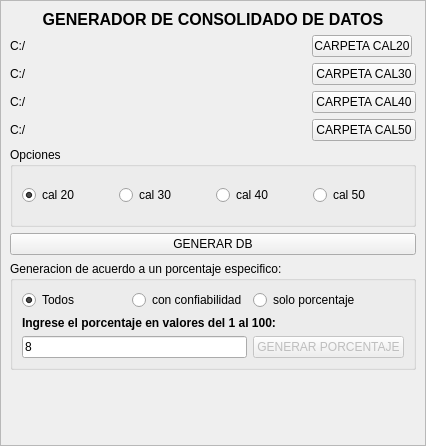
Above: mainwindow.ui from HitrafficGroup/analizador_cal before the change. Below: the same form after it.
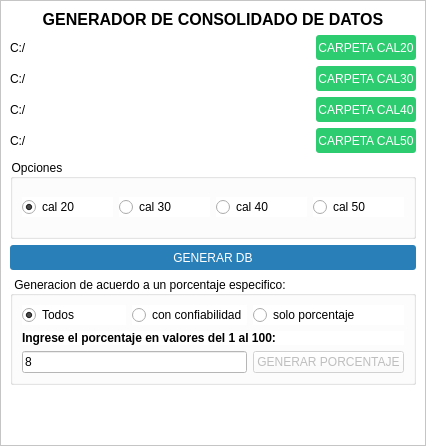
That is the form after the change. Icons and pictures are not drawn.

Commit message: se mejoro la interfaz grafica

```diff
--- a/mainwindow.ui
+++ b/mainwindow.ui
@@ -30,7 +30,7 @@
     <item>
      <widget class="QFrame" name="frame">
       <property name="styleSheet">
-       <string notr="true"/>
+       <string notr="true">background-color: rgb(255, 255, 255);</string>
       </property>
       <property name="frameShape">
        <enum>QFrame::StyledPanel</enum>
@@ -66,6 +66,28 @@
            </item>
            <item row="4" column="3">
             <widget class="QPushButton" name="btn50">
+             <property name="styleSheet">
+              <string notr="true">QPushButton{
+
+background-color: rgb(46, 204, 113 );
+border-radius:3px;
+color:white;
+height:25px;
+}
+
+
+QPushButton:hover{
+background-color: rgb(171, 235, 198);
+border-radius:3px;
+color:white
+}
+
+QPushButton:pressed{
+background-color: rgb(46, 204, 113 );
+border-radius:3px;
+color:white
+}</string>
+             </property>
              <property name="text">
               <string>CARPETA CAL50</string>
              </property>
@@ -73,6 +95,28 @@
            </item>
            <item row="7" column="1" colspan="3">
             <widget class="QPushButton" name="process">
+             <property name="styleSheet">
+              <string notr="true">QPushButton{
+
+background-color: rgb(41, 128, 185 );
+border-radius:3px;
+color:white;
+height:25px;
+}
+
+
+QPushButton:hover{
+background-color: rgb(93, 173, 226);
+border-radius:3px;
+color:white
+}
+
+QPushButton:pressed{
+background-color: rgb(40, 116, 166 );
+border-radius:3px;
+color:white
+}</string>
+             </property>
              <property name="text">
               <string>GENERAR DB</string>
              </property>
@@ -80,6 +124,28 @@
            </item>
            <item row="2" column="3">
             <widget class="QPushButton" name="btn30">
+             <property name="styleSheet">
+              <string notr="true">QPushButton{
+
+background-color: rgb(46, 204, 113 );
+border-radius:3px;
+color:white;
+height:25px;
+}
+
+
+QPushButton:hover{
+background-color: rgb(171, 235, 198);
+border-radius:3px;
+color:white
+}
+
+QPushButton:pressed{
+background-color: rgb(46, 204, 113 );
+border-radius:3px;
+color:white
+}</string>
+             </property>
              <property name="text">
               <string>CARPETA CAL30</string>
              </property>
@@ -94,6 +160,28 @@
            </item>
            <item row="3" column="3">
             <widget class="QPushButton" name="btn40">
+             <property name="styleSheet">
+              <string notr="true">QPushButton{
+
+background-color: rgb(46, 204, 113 );
+border-radius:3px;
+color:white;
+height:25px;
+}
+
+
+QPushButton:hover{
+background-color: rgb(171, 235, 198);
+border-radius:3px;
+color:white
+}
+
+QPushButton:pressed{
+background-color: rgb(46, 204, 113 );
+border-radius:3px;
+color:white
+}</string>
+             </property>
              <property name="text">
               <string>CARPETA CAL40</string>
              </property>
@@ -124,6 +212,9 @@
                   <property name="enabled">
                    <bool>false</bool>
                   </property>
+                  <property name="styleSheet">
+                   <string notr="true"/>
+                  </property>
                   <property name="text">
                    <string>GENERAR PORCENTAJE</string>
                   </property>
@@ -181,6 +272,28 @@
                <height>16777215</height>
               </size>
              </property>
+             <property name="styleSheet">
+              <string notr="true">QPushButton{
+
+background-color: rgb(46, 204, 113 );
+border-radius:3px;
+color:white;
+height:25px;
+}
+
+
+QPushButton:hover{
+background-color: rgb(171, 235, 198);
+border-radius:3px;
+color:white
+}
+
+QPushButton:pressed{
+background-color: rgb(46, 204, 113 );
+border-radius:3px;
+color:white
+}</string>
+             </property>
              <property name="text">
               <string>CARPETA CAL20</string>
              </property>
```
Left out of the diff: 8 changed lines with no effect on the pictures.
